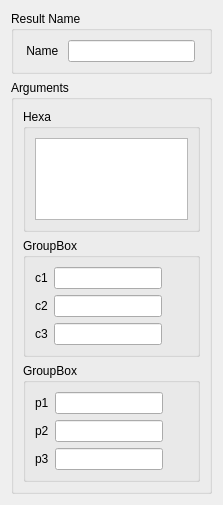
SalomePlatform/hexablock, file src/HEXABLOCKGUI/ReplaceHexa_QTD.ui: the form before one commit.
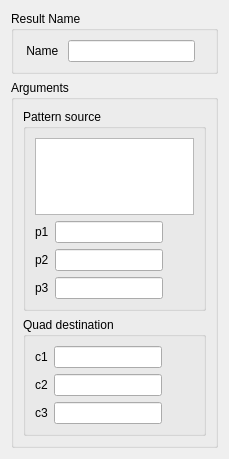
The form after the commit.

Patch:
```diff
--- a/src/HEXABLOCKGUI/ReplaceHexa_QTD.ui
+++ b/src/HEXABLOCKGUI/ReplaceHexa_QTD.ui
@@ -6,8 +6,8 @@
    <rect>
     <x>0</x>
     <y>0</y>
-    <width>223</width>
-    <height>505</height>
+    <width>229</width>
+    <height>459</height>
    </rect>
   </property>
   <property name="windowTitle">
@@ -55,13 +55,73 @@
       <item>
        <widget class="QGroupBox" name="groupBox_5">
         <property name="title">
-         <string>Hexa</string>
+         <string>Pattern source</string>
         </property>
-        <layout class="QVBoxLayout" name="verticalLayout_3">
-         <item>
+        <layout class="QFormLayout" name="formLayout_4">
+         <item row="0" column="0" colspan="2">
           <widget class="QListWidget" name="hexa_lw">
            <property name="toolTip">
-            <string>Select element of model</string>
+            <string>Select hexa</string>
+           </property>
+          </widget>
+         </item>
+         <item row="1" column="0">
+          <widget class="QLabel" name="label_4">
+           <property name="text">
+            <string>p1</string>
+           </property>
+          </widget>
+         </item>
+         <item row="1" column="1">
+          <widget class="QLineEdit" name="p1_le">
+           <property name="sizePolicy">
+            <sizepolicy hsizetype="Maximum" vsizetype="Fixed">
+             <horstretch>0</horstretch>
+             <verstretch>0</verstretch>
+            </sizepolicy>
+           </property>
+           <property name="toolTip">
+            <string>Select vertex</string>
+           </property>
+          </widget>
+         </item>
+         <item row="2" column="0">
+          <widget class="QLabel" name="label_5">
+           <property name="text">
+            <string>p2</string>
+           </property>
+          </widget>
+         </item>
+         <item row="2" column="1">
+          <widget class="QLineEdit" name="p2_le">
+           <property name="sizePolicy">
+            <sizepolicy hsizetype="Maximum" vsizetype="Fixed">
+             <horstretch>0</horstretch>
+             <verstretch>0</verstretch>
+            </sizepolicy>
+           </property>
+           <property name="toolTip">
+            <string>Select vertex</string>
+           </property>
+          </widget>
+         </item>
+         <item row="3" column="0">
+          <widget class="QLabel" name="label_6">
+           <property name="text">
+            <string>p3</string>
+           </property>
+          </widget>
+         </item>
+         <item row="3" column="1">
+          <widget class="QLineEdit" name="p3_le">
+           <property name="sizePolicy">
+            <sizepolicy hsizetype="Maximum" vsizetype="Fixed">
+             <horstretch>0</horstretch>
+             <verstretch>0</verstretch>
+            </sizepolicy>
+           </property>
+           <property name="toolTip">
+            <string>Select vertex</string>
            </property>
           </widget>
          </item>
@@ -71,7 +131,7 @@
       <item>
        <widget class="QGroupBox" name="groupBox_2">
         <property name="title">
-         <string>GroupBox</string>
+         <string>Quad destination</string>
         </property>
         <layout class="QFormLayout" name="formLayout_3">
          <property name="fieldGrowthPolicy">
@@ -126,65 +186,8 @@
              <verstretch>0</verstretch>
             </sizepolicy>
            </property>
-          </widget>
-         </item>
-        </layout>
-       </widget>
-      </item>
-      <item>
-       <widget class="QGroupBox" name="groupBox_4">
-        <property name="title">
-         <string>GroupBox</string>
-        </property>
-        <layout class="QFormLayout" name="formLayout">
-         <item row="0" column="0">
-          <widget class="QLabel" name="label_4">
-           <property name="text">
-            <string>p1</string>
-           </property>
-          </widget>
-         </item>
-         <item row="0" column="1">
-          <widget class="QLineEdit" name="p1_le">
-           <property name="sizePolicy">
-            <sizepolicy hsizetype="Maximum" vsizetype="Fixed">
-             <horstretch>0</horstretch>
-             <verstretch>0</verstretch>
-            </sizepolicy>
-           </property>
-          </widget>
-         </item>
-         <item row="1" column="0">
-          <widget class="QLabel" name="label_5">
-           <property name="text">
-            <string>p2</string>
-           </property>
-          </widget>
-         </item>
-         <item row="1" column="1">
-          <widget class="QLineEdit" name="p2_le">
-           <property name="sizePolicy">
-            <sizepolicy hsizetype="Maximum" vsizetype="Fixed">
-             <horstretch>0</horstretch>
-             <verstretch>0</verstretch>
-            </sizepolicy>
-           </property>
-          </widget>
-         </item>
-         <item row="2" column="0">
-          <widget class="QLabel" name="label_6">
-           <property name="text">
-            <string>p3</string>
-           </property>
-          </widget>
-         </item>
-         <item row="2" column="1">
-          <widget class="QLineEdit" name="p3_le">
-           <property name="sizePolicy">
-            <sizepolicy hsizetype="Maximum" vsizetype="Fixed">
-             <horstretch>0</horstretch>
-             <verstretch>0</verstretch>
-            </sizepolicy>
+           <property name="toolTip">
+            <string>Select vertex</string>
            </property>
           </widget>
          </item>
```
Left out of the diff: 6 changed lines with no effect on the pictures.
